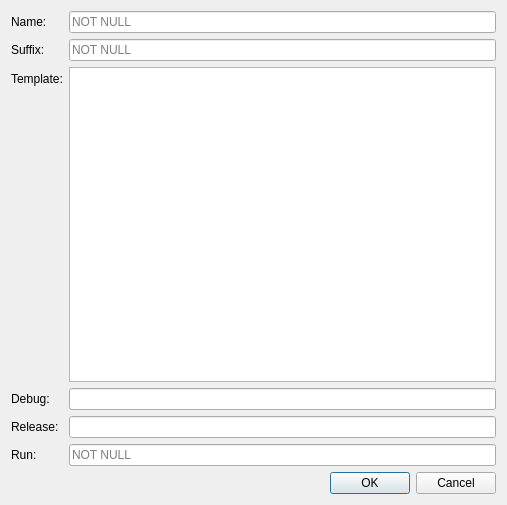
Qt form cchelper/settings/langbrowser/langform.ui (hack1nt0/cchelper) before a commit.
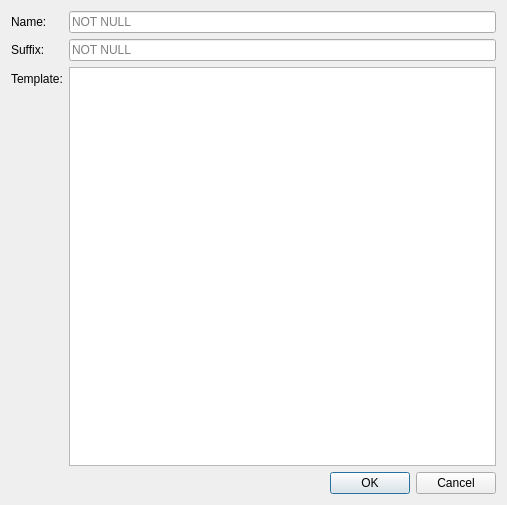
The same form after that commit.

What changed in the file:
```diff
--- a/cchelper/settings/langbrowser/langform.ui
+++ b/cchelper/settings/langbrowser/langform.ui
@@ -57,40 +57,6 @@
      <item row="2" column="1">
       <widget class="QTextEdit" name="templateTextEdit"/>
      </item>
-     <item row="3" column="0">
-      <widget class="QLabel" name="debugLabel">
-       <property name="text">
-        <string>Debug:</string>
-       </property>
-      </widget>
-     </item>
-     <item row="3" column="1">
-      <widget class="QLineEdit" name="debugLineEdit"/>
-     </item>
-     <item row="4" column="0">
-      <widget class="QLabel" name="releaseLabel">
-       <property name="text">
-        <string>Release:</string>
-       </property>
-      </widget>
-     </item>
-     <item row="4" column="1">
-      <widget class="QLineEdit" name="releaseLineEdit"/>
-     </item>
-     <item row="5" column="0">
-      <widget class="QLabel" name="runLabel">
-       <property name="text">
-        <string>Run:</string>
-       </property>
-      </widget>
-     </item>
-     <item row="5" column="1">
-      <widget class="QLineEdit" name="runLineEdit">
-       <property name="placeholderText">
-        <string notr="true">NOT NULL</string>
-       </property>
-      </widget>
-     </item>
     </layout>
    </item>
    <item>
```
